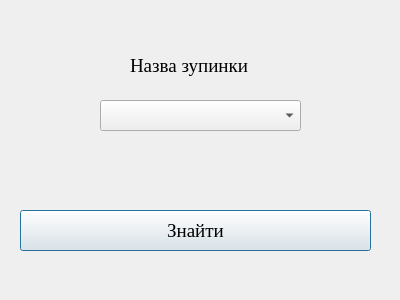
Above: MapsWay/busstopsearch.ui from MariaMihajilova/MapsWay before the change. Below: the same form after it.
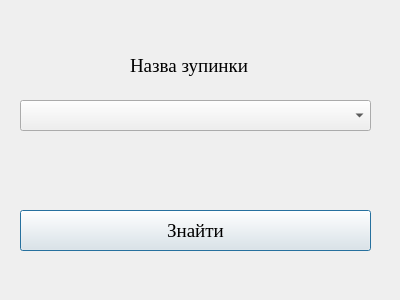
That is the form after the change. Icons and pictures are not drawn.

```diff
--- a/MapsWay/busstopsearch.ui
+++ b/MapsWay/busstopsearch.ui
@@ -70,9 +70,9 @@
   <widget class="QComboBox" name="comboBox">
    <property name="geometry">
     <rect>
-     <x>100</x>
+     <x>20</x>
      <y>100</y>
-     <width>201</width>
+     <width>351</width>
      <height>31</height>
     </rect>
    </property>
```
Left out of the diff: 83 changed lines with no effect on the pictures.
